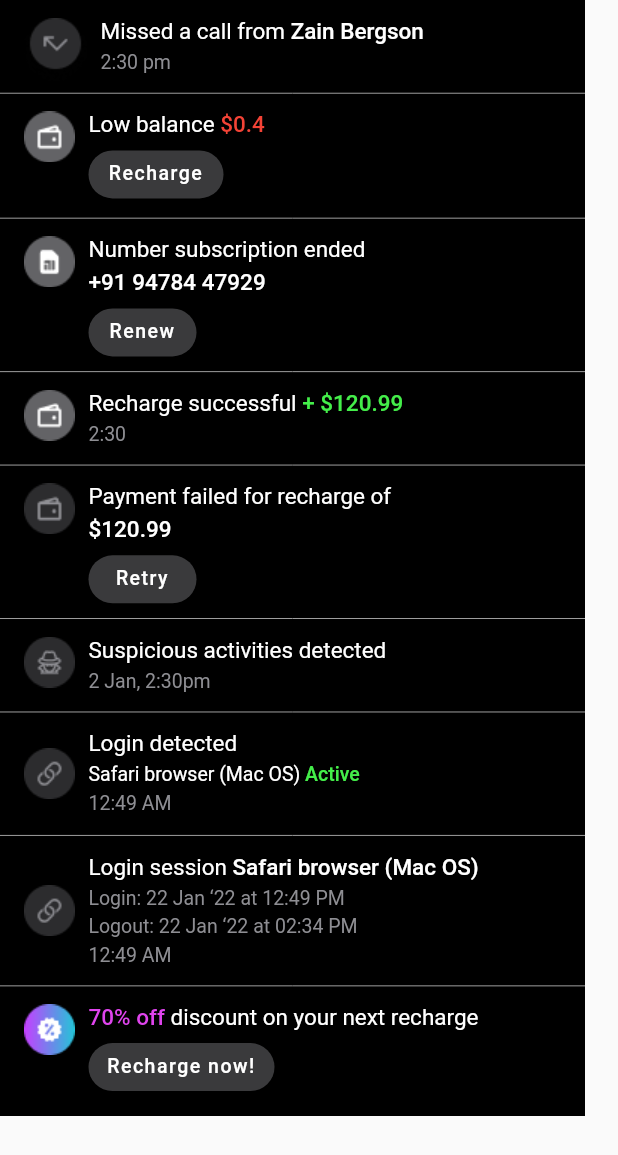
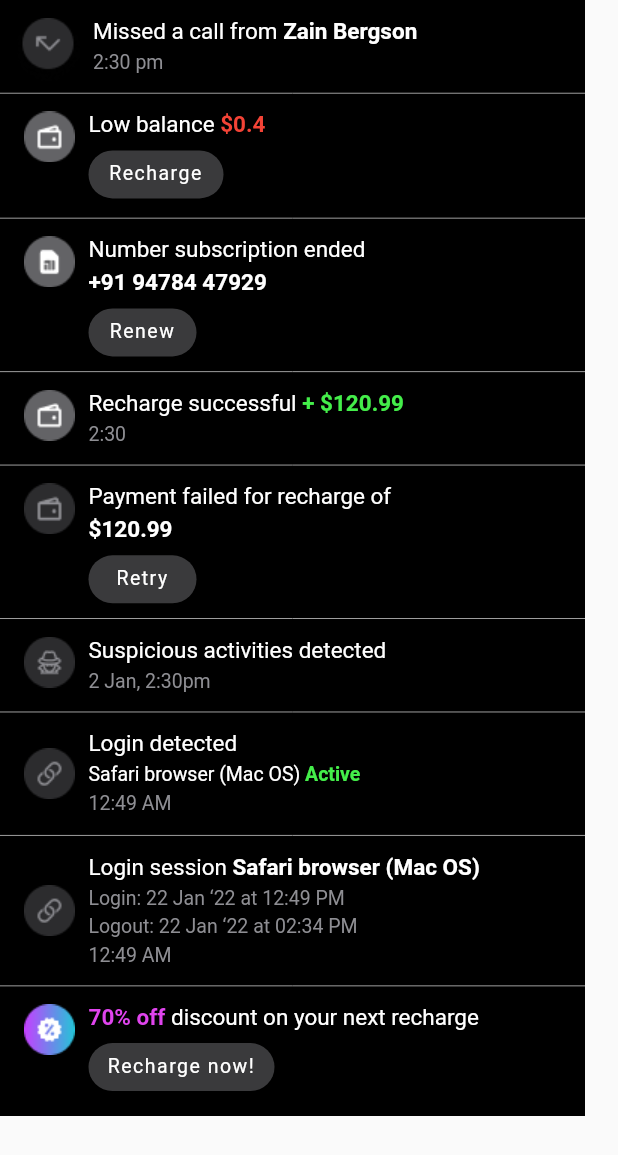
Before and after one commit to ShashwatSamadhiya/notification, a Flutter app: the screen it shows after launch, on a phone screen of 412 x 824 dp. Shown: the top 1155 px of the screen. Run offline on Flutter 3.47's test engine with Material 2 defaults, Android fonts, the phone set to English and light mode, and no system bars.

Commit message:
minor change

```diff
--- a/lib/notification.dart
+++ b/lib/notification.dart
@@ -19,7 +19,7 @@ Widget n1(BuildContext context) {
     height: 62,
     child: Row(crossAxisAlignment: CrossAxisAlignment.start, children: [
       Container(
-        padding: EdgeInsets.only(left: 16, top: 12),
+        padding: EdgeInsets.only(left: 11, top: 12),
         child: Image.asset("assests/images/missed.png"),
       ),
       // SizedBox(
@@ -41,7 +41,7 @@ Widget n1(BuildContext context) {
                   TextSpan(
                       text: "Zain Bergson",
                       style:
-                          TextStyle(fontWeight: FontWeight.w500, fontSize: 15)),
+                          TextStyle(fontWeight: FontWeight.w600, fontSize: 15)),
                 ])),
             const Padding(padding: EdgeInsets.symmetric(vertical: 2)),
             Text(
@@ -82,7 +82,7 @@ Widget n2(BuildContext context) {
                   TextSpan(
                       text: "\$0.4",
                       style: TextStyle(
-                          fontWeight: FontWeight.w500,
+                          fontWeight: FontWeight.w600,
                           fontSize: 15,
                           color: Colors.red)),
                 ])),
@@ -92,7 +92,7 @@ Widget n2(BuildContext context) {
             Container(
                 width: 90,
                 height: 32,
-                padding: EdgeInsets.symmetric(vertical: 8),
+                padding: EdgeInsets.symmetric(vertical: 8, horizontal: 4),
                 decoration: BoxDecoration(
                     color: Color(0xfff3A3A3C),
                     borderRadius: BorderRadius.circular(16)),
@@ -101,7 +101,7 @@ Widget n2(BuildContext context) {
                   textAlign: TextAlign.center,
                   style: TextStyle(
                       color: Colors.white,
-                      fontWeight: FontWeight.w500,
+                      fontWeight: FontWeight.w400,
                       fontSize: 13,
                       letterSpacing: 1),
                 )),
@@ -141,7 +141,7 @@ Widget n3(BuildContext context) {
               "+91 94784 47929",
               style: TextStyle(
                   color: Colors.white,
-                  fontWeight: FontWeight.w500,
+                  fontWeight: FontWeight.w600,
                   fontSize: 15),
             ),
             SizedBox(
@@ -151,7 +151,7 @@ Widget n3(BuildContext context) {
             Container(
                 width: 72,
                 height: 32,
-                padding: EdgeInsets.symmetric(vertical: 8),
+                padding: EdgeInsets.symmetric(vertical: 8, horizontal: 4),
                 decoration: BoxDecoration(
                     color: Color(0xfff3A3A3C),
                     borderRadius: BorderRadius.circular(16)),
@@ -160,7 +160,7 @@ Widget n3(BuildContext context) {
                   textAlign: TextAlign.center,
                   style: TextStyle(
                       color: Colors.white,
-                      fontWeight: FontWeight.w500,
+                      fontWeight: FontWeight.w400,
                       fontSize: 13,
                       letterSpacing: 1),
                 )),
@@ -200,7 +200,7 @@ Widget n4(BuildContext context) {
                       text: "+ \$120.99",
                       style: TextStyle(
                           color: Color.fromARGB(255, 68, 238, 74),
-                          fontWeight: FontWeight.w500,
+                          fontWeight: FontWeight.w600,
                           fontSize: 15))
                 ])),
             const Padding(padding: EdgeInsets.symmetric(vertical: 2)),
@@ -247,7 +247,7 @@ Widget n5(BuildContext context) {
               "\$120.99",
               style: TextStyle(
                   color: Colors.white,
-                  fontWeight: FontWeight.w500,
+                  fontWeight: FontWeight.w600,
                   fontSize: 15),
             ),
             SizedBox(
@@ -257,7 +257,7 @@ Widget n5(BuildContext context) {
             Container(
                 width: 72,
                 height: 32,
-                padding: EdgeInsets.symmetric(vertical: 8),
+                padding: EdgeInsets.symmetric(vertical: 8, horizontal: 4),
                 decoration: BoxDecoration(
                     color: Color(0xfff3A3A3C),
                     borderRadius: BorderRadius.circular(16)),
@@ -266,7 +266,7 @@ Widget n5(BuildContext context) {
                   textAlign: TextAlign.center,
                   style: TextStyle(
                       color: Colors.white,
-                      fontWeight: FontWeight.w500,
+                      fontWeight: FontWeight.w400,
                       fontSize: 13,
                       letterSpacing: 1),
                 )),
@@ -353,7 +353,7 @@ Widget n7(BuildContext context) {
                       text: "Active",
                       style: TextStyle(
                           color: Color.fromARGB(255, 68, 238, 74),
-                          fontWeight: FontWeight.w500,
+                          fontWeight: FontWeight.w600,
                           fontSize: 13))
                 ])),
             const Padding(padding: EdgeInsets.symmetric(vertical: 2)),
@@ -400,7 +400,7 @@ Widget n8(BuildContext context) {
                       text: "Safari browser (Mac OS)",
                       style: TextStyle(
                           //color: Color.fromARGB(255, 68, 238, 74),
-                          fontWeight: FontWeight.w500,
+                          fontWeight: FontWeight.w600,
                           fontSize: 15))
                 ])),
             const Padding(padding: EdgeInsets.symmetric(vertical: 2)),
@@ -457,7 +457,7 @@ Widget n9(BuildContext context) {
                     style: TextStyle(
                       fontSize: 15,
                       color: Color.fromARGB(255, 224, 68, 238),
-                      fontWeight: FontWeight.w500,
+                      fontWeight: FontWeight.w600,
                     ),
                     children: const <TextSpan>[
                   TextSpan(
@@ -474,7 +474,7 @@ Widget n9(BuildContext context) {
             Container(
                 width: 124,
                 height: 32,
-                padding: EdgeInsets.symmetric(vertical: 8),
+                padding: EdgeInsets.symmetric(vertical: 8, horizontal: 4),
                 decoration: BoxDecoration(
                     color: Color(0xfff3A3A3C),
                     borderRadius: BorderRadius.circular(16)),
@@ -483,7 +483,7 @@ Widget n9(BuildContext context) {
                   textAlign: TextAlign.center,
                   style: TextStyle(
                       color: Colors.white,
-                      fontWeight: FontWeight.w500,
+                      fontWeight: FontWeight.w400,
                       fontSize: 13,
                       letterSpacing: 1),
                 )),
@@ -534,7 +534,7 @@ Widget n10(BuildContext context) {
             Container(
                 width: 72,
                 height: 32,
-                padding: EdgeInsets.symmetric(vertical: 8),
+                padding: EdgeInsets.symmetric(vertical: 8, horizontal: 4),
                 decoration: BoxDecoration(
                     color: Color(0xfff3A3A3C),
                     borderRadius: BorderRadius.circular(16)),
@@ -543,7 +543,7 @@ Widget n10(BuildContext context) {
                   textAlign: TextAlign.center,
                   style: TextStyle(
                       color: Colors.white,
-                      fontWeight: FontWeight.w500,
+                      fontWeight: FontWeight.w400,
                       fontSize: 13,
                       letterSpacing: 1),
                 )),
@@ -591,7 +591,7 @@ Widget n11(BuildContext context) {
                       text: "+91 94784 47929",
                       style: TextStyle(
                           //color: Color.fromARGB(255, 68, 238, 74),
-                          fontWeight: FontWeight.w500,
+                          fontWeight: FontWeight.w600,
                           fontSize: 15))
                 ])),
             const Padding(padding: EdgeInsets.symmetric(vertical: 2)),
@@ -608,7 +608,7 @@ Widget n11(BuildContext context) {
             Container(
                 width: 139,
                 height: 32,
-                padding: EdgeInsets.symmetric(vertical: 8),
+                padding: EdgeInsets.symmetric(vertical: 8, horizontal: 4),
                 decoration: BoxDecoration(
                     color: Color(0xfff3A3A3C),
                     borderRadius: BorderRadius.circular(16)),
@@ -617,7 +617,7 @@ Widget n11(BuildContext context) {
                   textAlign: TextAlign.center,
                   style: TextStyle(
                       color: Colors.white,
-                      fontWeight: FontWeight.w500,
+                      fontWeight: FontWeight.w400,
                       fontSize: 13,
                       letterSpacing: 1),
                 )),
@@ -664,7 +664,7 @@ Widget n12(BuildContext context) {
                   TextSpan(
                       text: "+1 46273 38273",
                       style:
-                          TextStyle(fontWeight: FontWeight.w500, fontSize: 15)),
+                          TextStyle(fontWeight: FontWeight.w600, fontSize: 15)),
                   TextSpan(
                       text: " is ",
                       style: TextStyle(
@@ -676,7 +676,7 @@ Widget n12(BuildContext context) {
                       style: TextStyle(
                         color: Color.fromARGB(255, 68, 238, 74),
                         fontSize: 15,
-                        fontWeight: FontWeight.w500,
+                        fontWeight: FontWeight.w600,
                       )),
                 ])),
             const Padding(padding: EdgeInsets.symmetric(vertical: 2)),
@@ -721,7 +721,7 @@ Widget n13(BuildContext context) {
                   TextSpan(
                       text: "+1 46273 38273",
                       style:
-                          TextStyle(fontWeight: FontWeight.w500, fontSize: 15)),
+                          TextStyle(fontWeight: FontWeight.w600, fontSize: 15)),
                 ])),
             const Padding(padding: EdgeInsets.symmetric(vertical: 2.0)),
             RichText(
@@ -746,7 +746,7 @@ Widget n13(BuildContext context) {
             Container(
                 width: 64,
                 height: 32,
-                padding: EdgeInsets.symmetric(vertical: 8),
+                padding: EdgeInsets.symmetric(vertical: 8, horizontal: 4),
                 decoration: BoxDecoration(
                     color: Color(0xfff3A3A3C),
                     borderRadius: BorderRadius.circular(16)),
@@ -755,7 +755,7 @@ Widget n13(BuildContext context) {
                   textAlign: TextAlign.center,
                   style: TextStyle(
                       color: Colors.white,
-                      fontWeight: FontWeight.w500,
+                      fontWeight: FontWeight.w400,
                       fontSize: 13,
                       letterSpacing: 1),
                 )),
@@ -784,7 +784,7 @@ Widget n14(BuildContext context) {
                     text: "November ",
                     style: TextStyle(
                       fontSize: 15,
-                      fontWeight: FontWeight.w500,
+                      fontWeight: FontWeight.w600,
                     ),
                     children: const <TextSpan>[
                   TextSpan(
@@ -806,7 +806,7 @@ Widget n14(BuildContext context) {
             Container(
                 width: 93,
                 height: 32,
-                padding: EdgeInsets.symmetric(vertical: 8),
+                padding: EdgeInsets.symmetric(vertical: 8, horizontal: 4),
                 decoration: BoxDecoration(
                     color: Color(0xfff3A3A3C),
                     borderRadius: BorderRadius.circular(16)),
@@ -815,7 +815,7 @@ Widget n14(BuildContext context) {
                   textAlign: TextAlign.center,
                   style: TextStyle(
                       color: Colors.white,
-                      fontWeight: FontWeight.w500,
+                      fontWeight: FontWeight.w400,
                       fontSize: 13,
                       letterSpacing: 1),
                 )),
@@ -852,7 +852,7 @@ Widget n15(BuildContext context) {
               "22 Jan 22’ - 28 Jan 22’",
               style: TextStyle(
                   fontSize: 13,
-                  fontWeight: FontWeight.w500,
+                  fontWeight: FontWeight.w600,
                   color: Color(0xfff8E8E93)),
             ),
             const Padding(padding: EdgeInsets.symmetric(vertical: 2)),
@@ -869,7 +869,7 @@ Widget n15(BuildContext context) {
             Container(
                 width: 93,
                 height: 32,
-                padding: EdgeInsets.symmetric(vertical: 8),
+                padding: EdgeInsets.symmetric(vertical: 8, horizontal: 4),
                 decoration: BoxDecoration(
                     color: Color(0xfff3A3A3C),
                     borderRadius: BorderRadius.circular(16)),
@@ -878,7 +878,7 @@ Widget n15(BuildContext context) {
                   textAlign: TextAlign.center,
                   style: TextStyle(
                       color: Colors.white,
-                      fontWeight: FontWeight.w500,
+                      fontWeight: FontWeight.w400,
                       fontSize: 13,
                       letterSpacing: 1),
                 )),
@@ -913,7 +913,7 @@ Widget n16(BuildContext context) {
                   TextSpan(
                       text: "\$120.99",
                       style:
-                          TextStyle(fontWeight: FontWeight.w500, fontSize: 15)),
+                          TextStyle(fontWeight: FontWeight.w600, fontSize: 15)),
                 ])),
             SizedBox(
               height: 8,
@@ -921,7 +921,7 @@ Widget n16(BuildContext context) {
             Container(
                 width: 64,
                 height: 32,
-                padding: EdgeInsets.symmetric(vertical: 8),
+                padding: EdgeInsets.symmetric(vertical: 8, horizontal: 4),
                 decoration: BoxDecoration(
                     color: Color(0xfff3A3A3C),
                     borderRadius: BorderRadius.circular(16)),
@@ -930,7 +930,7 @@ Widget n16(BuildContext context) {
                   textAlign: TextAlign.center,
                   style: TextStyle(
                       color: Colors.white,
-                      fontWeight: FontWeight.w500,
+                      fontWeight: FontWeight.w400,
                       fontSize: 13,
                       letterSpacing: 1),
                 )),
```
